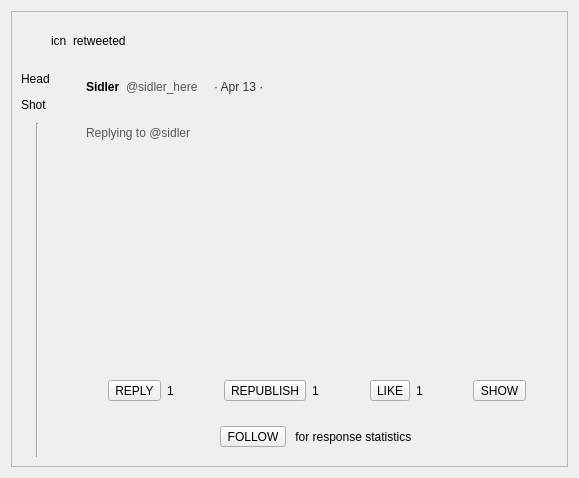
This is retroshare-gui/src/gui/TheWire/PulseReply.ui in RetroShare/RetroShare as Qt 5 draws it before an edit. The edited form follows.
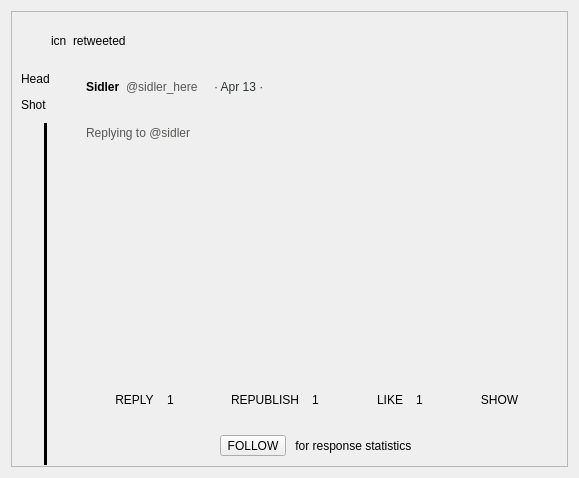
This is the edited form. Icons and pictures are not drawn. Custom widgets are drawn as their Qt base class.

Commit message:
Improved the Pulse Composer & the layout
* Hide by default the URL frame not yet used.
* Hide the Drag & Drop frame by default
* Layout improvements & stylesheets fixes

What changed in the file:
```diff
--- a/retroshare-gui/src/gui/TheWire/PulseReply.ui
+++ b/retroshare-gui/src/gui/TheWire/PulseReply.ui
@@ -49,6 +49,9 @@
       <enum>QFrame::Raised</enum>
      </property>
      <layout class="QGridLayout" name="gridLayout">
+      <property name="bottomMargin">
+       <number>0</number>
+      </property>
       <item row="0" column="0" colspan="2">
        <widget class="QWidget" name="widget_prefix" native="true">
         <property name="sizePolicy">
@@ -158,6 +161,9 @@
              <property name="toolButtonStyle">
               <enum>Qt::ToolButtonTextBesideIcon</enum>
              </property>
+             <property name="autoRaise">
+              <bool>true</bool>
+             </property>
             </widget>
            </item>
            <item>
@@ -209,6 +215,9 @@
              <property name="toolButtonStyle">
               <enum>Qt::ToolButtonTextBesideIcon</enum>
              </property>
+             <property name="autoRaise">
+              <bool>true</bool>
+             </property>
             </widget>
            </item>
            <item>
@@ -260,6 +269,9 @@
              <property name="toolButtonStyle">
               <enum>Qt::ToolButtonTextBesideIcon</enum>
              </property>
+             <property name="autoRaise">
+              <bool>true</bool>
+             </property>
             </widget>
            </item>
            <item>
@@ -311,6 +323,9 @@
              <property name="toolButtonStyle">
               <enum>Qt::ToolButtonTextBesideIcon</enum>
              </property>
+             <property name="autoRaise">
+              <bool>true</bool>
+             </property>
             </widget>
            </item>
            <item>
@@ -492,7 +507,14 @@
          </widget>
         </item>
         <item>
+         <widget class="QWidget" name="widget" native="true">
          <layout class="QHBoxLayout" name="horizontalLayout_11">
+           <property name="topMargin">
+            <number>0</number>
+           </property>
+           <property name="bottomMargin">
+            <number>1</number>
+           </property>
           <item>
            <spacer name="horizontalSpacer_16">
             <property name="orientation">
@@ -511,27 +533,17 @@
           </item>
           <item>
            <widget class="Line" name="line_replyLine">
+             <property name="frameShadow">
+              <enum>QFrame::Plain</enum>
+             </property>
+             <property name="lineWidth">
+              <number>5</number>
+             </property>
             <property name="orientation">
              <enum>Qt::Vertical</enum>
             </property>
            </widget>
           </item>
-          <item>
-           <widget class="QWidget" name="widget" native="true">
-            <property name="sizePolicy">
-             <sizepolicy hsizetype="Fixed" vsizetype="Preferred">
-              <horstretch>0</horstretch>
-              <verstretch>0</verstretch>
-             </sizepolicy>
-            </property>
-            <property name="minimumSize">
-             <size>
-              <width>1</width>
-              <height>0</height>
-             </size>
-            </property>
-           </widget>
-          </item>
           <item>
            <spacer name="horizontalSpacer_17">
             <property name="orientation">
@@ -549,6 +561,7 @@
            </spacer>
           </item>
          </layout>
+         </widget>
         </item>
        </layout>
       </item>
```
Lines whose indentation alone changed are shown as unchanged. The commit also changes 7 other files.
